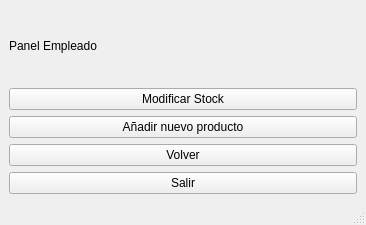
First picture: the form in vista/empleado.ui, repository dgonzm14/supercontrol, before the edit.
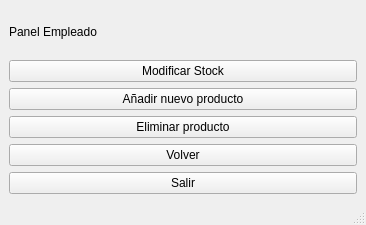
Second picture: the form after the edit.

Diff of the .ui file:
```diff
--- a/vista/empleado.ui
+++ b/vista/empleado.ui
@@ -44,6 +44,13 @@
       </property>
      </widget>
     </item>
+    <item>
+     <widget class="QPushButton" name="btn_eliminar_producto">
+      <property name="text">
+       <string>Eliminar producto</string>
+      </property>
+     </widget>
+    </item>
     <item>
      <widget class="QPushButton" name="btn_volver">
       <property name="text">
```
Left out of the diff: 1 changed line with no effect on the pictures.
